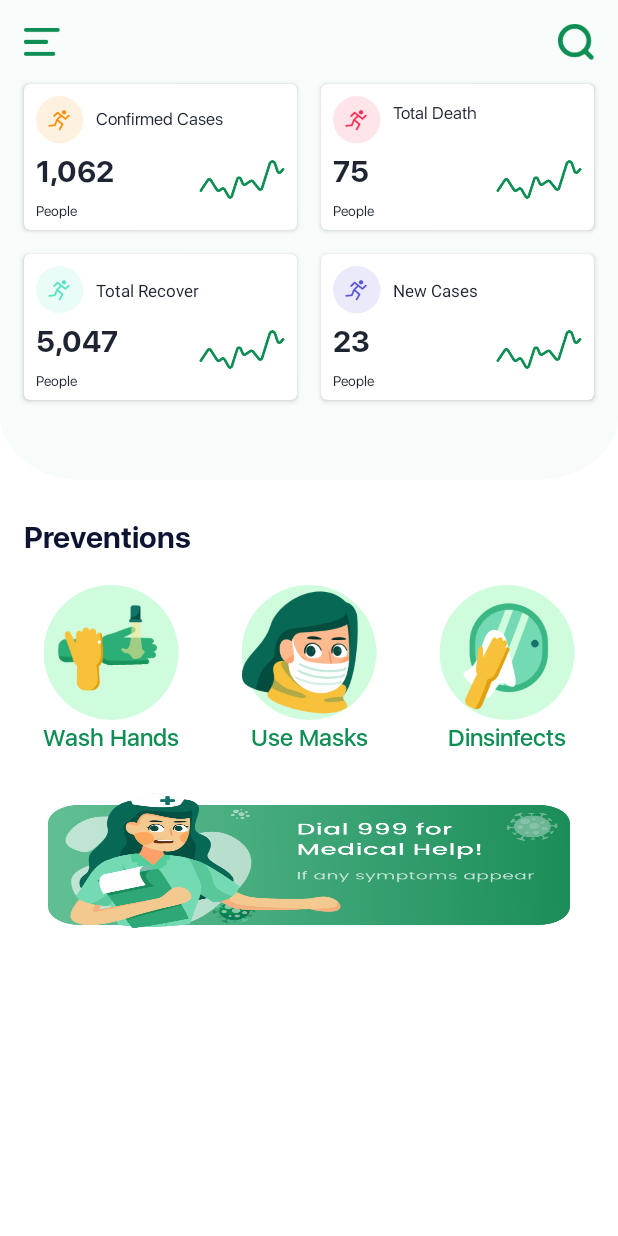
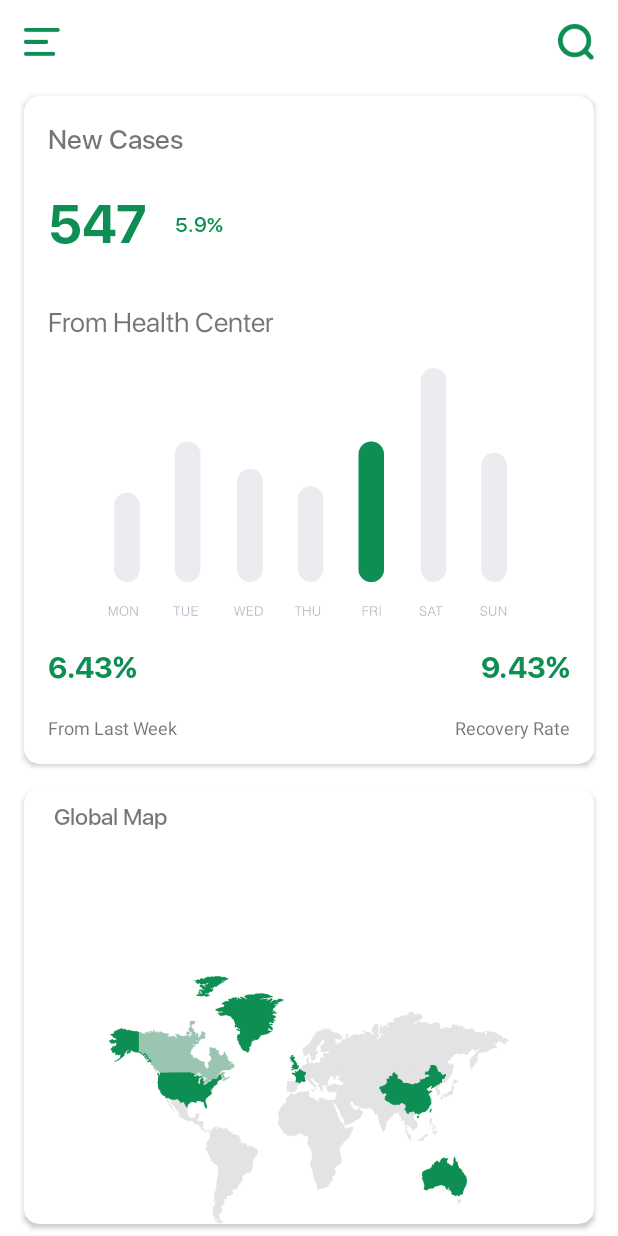
Before and after one commit to sciencehope/AG-037, an Android app: the screen it shows after launch (Details before the commit, DetailsActivity after it), after a tap on "Confirmed Cases", on a phone screen of 412 x 824 dp. Run offline under Robolectric (Android 15) with nearby library versions, the phone set to English and light mode, and no system bars.

Commit message:
Activity Details added

```diff
--- a/app/src/main/AndroidManifest.xml
+++ b/app/src/main/AndroidManifest.xml
@@ -10,10 +10,9 @@
         android:supportsRtl="true"
         android:theme="@style/Theme.AG037">
         <activity
-            android:name=".Details"
+            android:name=".DetailsActivity"
             android:exported="true"
-            android:label="@string/title_activity_details"
-            android:theme="@style/Theme.AG037.NoActionBar" />
+            android:theme="@style/Theme.AG037.NoActionBar"/>
         <activity
             android:name=".MainActivity"
             android:exported="true"
--- a/app/src/main/java/com/example/ag_037/Details.java
+++ /dev/null
@@ -1,21 +0,0 @@
-package com.example.ag_037;
-
-import android.os.Bundle;
-import androidx.appcompat.app.AppCompatActivity;
-import com.example.ag_037.databinding.ActivityMainBinding;
-
-
-public class Details extends AppCompatActivity {
-
-    private ActivityMainBinding binding;
-
-    @Override
-    protected void onCreate(Bundle savedInstanceState) {
-        super.onCreate(savedInstanceState);
-        binding = ActivityMainBinding.inflate(getLayoutInflater());
-        setContentView(binding.getRoot());
-
-    }
-
-
-}
--- /dev/null
+++ b/app/src/main/java/com/example/ag_037/DetailsActivity.java
@@ -0,0 +1,14 @@
+package com.example.ag_037;
+
+import androidx.appcompat.app.AppCompatActivity;
+
+import android.os.Bundle;
+
+public class DetailsActivity extends AppCompatActivity {
+
+    @Override
+    protected void onCreate(Bundle savedInstanceState) {
+        super.onCreate(savedInstanceState);
+        setContentView(R.layout.activity_details);
+    }
+}
--- a/app/src/main/java/com/example/ag_037/MainActivity.java
+++ b/app/src/main/java/com/example/ag_037/MainActivity.java
@@ -25,7 +25,7 @@ public class MainActivity extends AppCompatActivity {
 
         confirmed.setOnClickListener(view -> {
 
-            Intent intent = new Intent(MainActivity.this, Details.class);
+            Intent intent = new Intent(MainActivity.this, DetailsActivity.class);
             startActivity(intent);
 
         });
--- a/app/src/main/res/layout/activity_details.xml
+++ b/app/src/main/res/layout/activity_details.xml
@@ -4,9 +4,7 @@
     xmlns:tools="http://schemas.android.com/tools"
     android:layout_width="match_parent"
     android:layout_height="match_parent"
-    android:background="#FCFCFC"
-    tools:context=".Details">
-
+    tools:context=".DetailsActivity">
     <ImageView
         android:id="@+id/imageView3"
         android:layout_width="24dp"
@@ -197,4 +195,5 @@
         </androidx.constraintlayout.widget.ConstraintLayout>
 
     </androidx.cardview.widget.CardView>
+
 </androidx.constraintlayout.widget.ConstraintLayout>
--- a/app/src/main/res/values/themes.xml
+++ b/app/src/main/res/values/themes.xml
@@ -1,7 +1,7 @@
 <resources xmlns:tools="http://schemas.android.com/tools">
     <!-- Base application theme. -->
     <style name="Theme.AG037" parent="Theme.MaterialComponents.DayNight.DarkActionBar">
-        <item name="windowActionBar">false</item>
+        <!--item name="windowActionBar">false</item-->
         <!-- Primary brand color. -->
         <item name="colorPrimary">@color/purple_500</item>
         <item name="colorPrimaryVariant">@color/purple_700</item>
```
